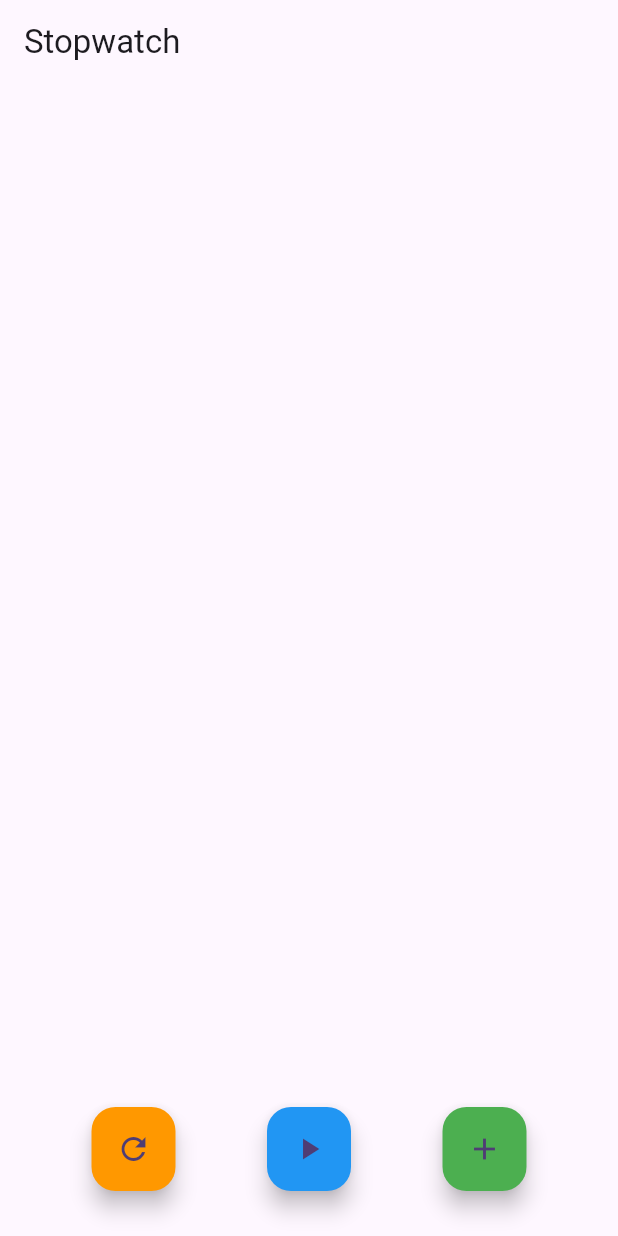
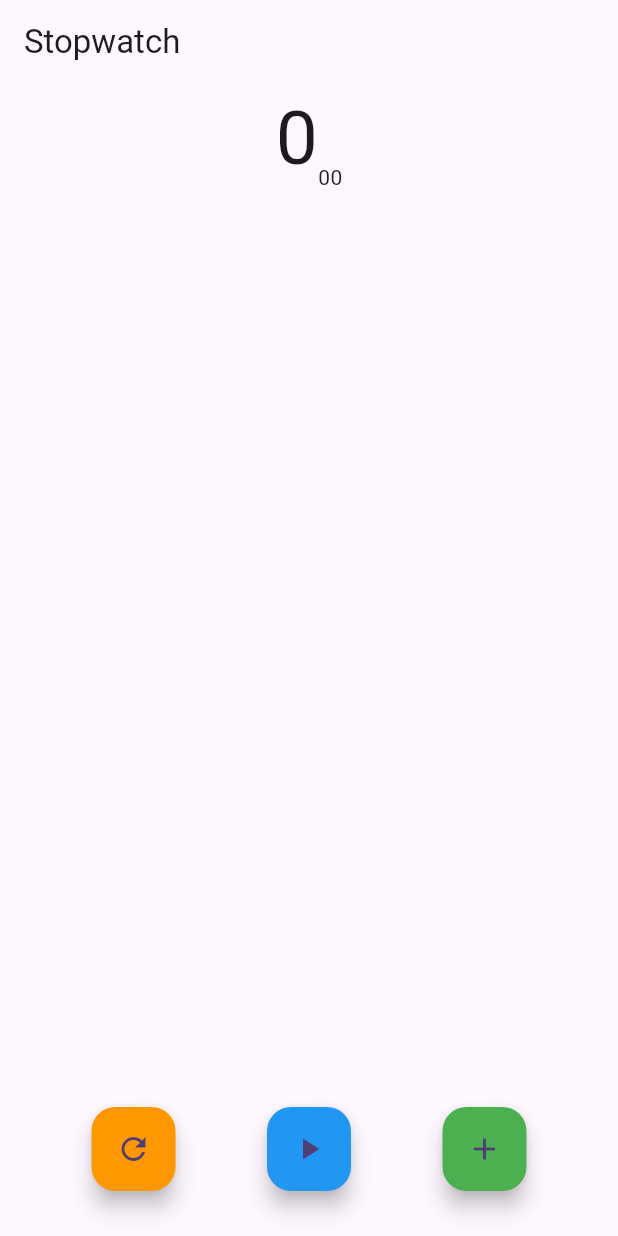
Before and after one commit to mybuenoday/stopwatch_flutter, a Flutter app: the screen it shows after launch, on a phone screen of 412 x 824 dp. Run offline on Flutter 3.47's test engine with Material 3 defaults, Android fonts, the phone set to English and light mode, and no system bars.

Commit message:
feat(UI): add stopwatch display row with minutes and seconds

```diff
--- a/lib/stopwatch_screen.dart
+++ b/lib/stopwatch_screen.dart
@@ -15,6 +15,17 @@ class _StopWatchScreenState extends State<StopWatchScreen> {
         title: const Text('Stopwatch'),
       ),
       body: Column(children: [
+        const Row(
+          mainAxisAlignment: MainAxisAlignment.center,
+          crossAxisAlignment: CrossAxisAlignment.end,
+          children: [
+            Text(
+              '0',
+              style: TextStyle(fontSize: 50),
+            ),
+            Text('00'),
+          ],
+        ),
         const Spacer(),
         Row(
           mainAxisAlignment: MainAxisAlignment.spaceEvenly,
```
